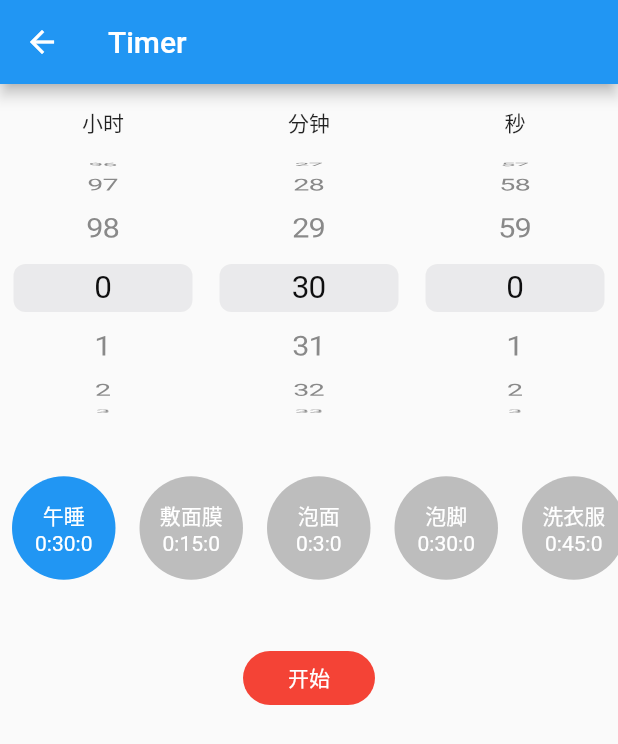
After one commit to JKXY/flutter_first_demo, a Flutter app: the TimerPage screen opened directly, on a phone screen of 412 x 824 dp. The commit adds this screen. Shown: the top 744 px of the screen. Run offline on Flutter 3.47's test engine with Material 2 defaults, Android fonts, the phone set to English and light mode, and no system bars; our stand-ins replace fluttertoast, share, shared_preferences, sqflite, webview_flutter; missing offline and left inert: flutter_barcode_scanner; accounts and stored records are empty; network calls fail.

Commit message:
实现定时器-选择时间页面

```diff
--- /dev/null
+++ b/lib/bean/timerTemplateBean.dart
@@ -0,0 +1,11 @@
+
+
+class TimerTemplateBean {
+  String name;
+  int hour;
+  int minute;
+  int second;
+
+  TimerTemplateBean(
+      {this.name, this.hour = 0, this.minute = 0, this.second = 0});
+}
--- a/lib/res/strings.dart
+++ b/lib/res/strings.dart
@@ -26,5 +26,10 @@ class Strings{
   static const String todo = "TODO";
   static const String todo_tip = "请输入TODO事项";
   static const String my_name = "JKXY";
+  static const String timer = "Timer";
+  static const String hour = "小时";
+  static const String minute = "分钟";
+  static const String second = "秒";
+  static const String start = "开始";
 
 }
--- a/lib/ui/main_page.dart
+++ b/lib/ui/main_page.dart
@@ -2,6 +2,7 @@ import 'dart:convert';
 
 import 'package:FlutterDemo/bean/wanandroidBean.dart';
 import 'package:FlutterDemo/res/fonts/AntdIcons.dart';
+import 'package:FlutterDemo/ui/timer_page.dart';
 import 'package:FlutterDemo/ui/todo_page.dart';
 import 'package:flutter/cupertino.dart';
 import 'package:flutter/material.dart';
@@ -150,7 +151,11 @@ class MainPageState extends State<MainPage> {
               Icon(Icons.all_inclusive, color: Theme.of(context).primaryColor),
           onPressed: _toTodoPage,
         ),
-        Icon(Icons.favorite_border, color: Theme.of(context).primaryColor)
+        IconButton(
+          icon:
+          Icon(Icons.timer, color: Theme.of(context).primaryColor),
+          onPressed: _toTimerPage,
+        )
       ],
     ));
   }
@@ -166,6 +171,13 @@ class MainPageState extends State<MainPage> {
     Navigator.of(context)
         .push(new MaterialPageRoute(builder: (BuildContext context) {
       return TodoPage();
+    }));
+  }
+
+  void _toTimerPage() {
+    Navigator.of(context)
+        .push(new MaterialPageRoute(builder: (BuildContext context) {
+      return TimerPage();
     }));
   }
 
--- a/lib/ui/pocket_book_page.dart
+++ b/lib/ui/pocket_book_page.dart
@@ -320,7 +320,6 @@ class PocaketBookState extends State<PocaketBookPage> {
 
   String _formatDate(String date) {
     var dateList = date.split('.');
-    print(dateList);
     if (dateList.length == 3) {
       var time = DateTime.now();
       if (time.year == int.tryParse(dateList[0])) {
--- /dev/null
+++ b/lib/ui/timer_page.dart
@@ -0,0 +1,199 @@
+import 'package:FlutterDemo/bean/timerTemplateBean.dart';
+import 'package:FlutterDemo/res/strings.dart';
+import 'package:flutter/cupertino.dart';
+import 'package:flutter/material.dart';
+
+class TimerPage extends StatefulWidget {
+  @override
+  State<StatefulWidget> createState() => TimerState();
+}
+
+class TimerState extends State<TimerPage> {
+  var _hourController = FixedExtentScrollController();
+  var _minuteController = FixedExtentScrollController();
+  var _secondController = FixedExtentScrollController();
+
+  @override
+  void initState() {
+    super.initState();
+    WidgetsBinding.instance.addPostFrameCallback(_afterLayout);
+  }
+
+  _afterLayout(_) {
+    setState(() {
+      _updataTimerView(0);
+    });
+  }
+
+  @override
+  Widget build(BuildContext context) {
+    return Scaffold(
+      appBar: AppBar(title: Text(Strings.timer)),
+      body: _getBody(),
+    );
+  }
+
+  _getBody() {
+    return Container(
+        child: Column(
+      children: <Widget>[
+        Row(
+          mainAxisSize: MainAxisSize.max,
+          children: <Widget>[
+            Expanded(
+                child: Padding(
+              padding: EdgeInsets.only(top: 15),
+              child: Center(child: Text(Strings.hour)),
+            )),
+            Expanded(
+                child: Padding(
+              padding: EdgeInsets.only(top: 15),
+              child: Center(child: Text(Strings.minute)),
+            )),
+            Expanded(
+                child: Padding(
+              padding: EdgeInsets.only(top: 15),
+              child: Center(child: Text(Strings.second)),
+            )),
+          ],
+        ),
+        Row(
+          mainAxisSize: MainAxisSize.max,
+          children: <Widget>[
+            Expanded(
+              child: SizedBox(
+                height: 200,
+                child: CupertinoPicker(
+                    scrollController: _hourController,
+                    backgroundColor: Colors.transparent,
+                    itemExtent: 32,
+                    onSelectedItemChanged: null,
+                    looping: true,
+                    squeeze: 1,
+                    children: List.generate(99, (index) {
+                      return Center(child: Text("${index}"));
+                    })),
+              ),
+            ),
+            Expanded(
+              child: SizedBox(
+                height: 200,
+                child: CupertinoPicker(
+                    scrollController: _minuteController,
+                    backgroundColor: Colors.transparent,
+                    itemExtent: 32,
+                    onSelectedItemChanged: null,
+                    looping: true,
+                    squeeze: 1,
+                    children: List.generate(60, (index) {
+                      return Center(child: Text("${index}"));
+                    })),
+              ),
+            ),
+            Expanded(
+                child: SizedBox(
+              height: 200,
+              child: CupertinoPicker(
+                  scrollController: _secondController,
+                  backgroundColor: Colors.transparent,
+                  itemExtent: 32,
+                  onSelectedItemChanged: null,
+                  looping: true,
+                  squeeze: 1,
+                  children: List.generate(60, (index) {
+                    return Center(child: Text("${index}"));
+                  })),
+            ))
+          ],
+        ),
+        SizedBox(
+          height: 120,
+          child: ListView.builder(
+              itemExtent: 85,
+              itemCount: templateData.length,
+              scrollDirection: Axis.horizontal,
+              itemBuilder: (context, index) {
+                return GestureDetector(
+                  child: Container(
+                      margin: EdgeInsets.all(8),
+                      child: Center(
+                        child: Column(
+                          mainAxisSize: MainAxisSize.min,
+                          children: <Widget>[
+                            Text("${templateData[index].name}",
+                                style: TextStyle(color: Colors.white)),
+                            Text(
+                                "${templateData[index].hour}:${templateData[index].minute}:${templateData[index].second}",
+                                style: TextStyle(color: Colors.white))
+                          ],
+                        ),
+                      ),
+                      decoration: BoxDecoration(
+                          color: currTemplate == index
+                              ? Theme.of(context).primaryColor
+                              : (Theme.of(context).brightness == Brightness.dark
+                                  ? Colors.white10
+                                  : Colors.grey[400]),
+                          shape: BoxShape.circle)),
+                  onTap: () {
+                    setState(() {
+                      _updataTimerView(index);
+                      currTemplate = index;
+                    });
+                  },
+                );
+              }),
+        ),
+        Container(
+          height: 80,
+          alignment: Alignment.center,
+          child: FlatButton(
+            onPressed: () {},
+            child: Text(
+              Strings.start,
+              style: TextStyle(color: Colors.white),
+            ),
+            color: Colors.red,
+            shape: RoundedRectangleBorder(
+                borderRadius: BorderRadius.all(Radius.circular(25))),
+          ),
+        )
+      ],
+    ));
+  }
+
+  _updataTimerView(int index) {
+    if (_hourController.selectedItem != templateData[index].hour) {
+      _hourController.animateToItem(templateData[index].hour,
+          duration: Duration(milliseconds: 500), curve: Curves.linear);
+    }
+    if (_minuteController.selectedItem != templateData[index].minute) {
+      _minuteController.animateToItem(templateData[index].minute,
+          duration: Duration(milliseconds: 500), curve: Curves.linear);
+    }
+    if (_secondController.selectedItem != templateData[index].second) {
+      _secondController.animateToItem(templateData[index].second,
+          duration: Duration(milliseconds: 500), curve: Curves.linear);
+    }
+  }
+
+  var currTemplate = 0;
+  var templateData = [
+    TimerTemplateBean(name: "午睡", minute: 30),
+    TimerTemplateBean(name: "敷面膜", minute: 15),
+    TimerTemplateBean(name: "泡面", minute: 3),
+    TimerTemplateBean(name: "泡脚", minute: 30),
+    TimerTemplateBean(name: "洗衣服", minute: 45),
+    TimerTemplateBean(name: "刷牙", minute: 3),
+    TimerTemplateBean(name: "煮饭", minute: 30),
+    TimerTemplateBean(name: "泡面", minute: 3)
+  ];
+
+  @override
+  void dispose() {
+    _hourController.dispose();
+    _minuteController.dispose();
+    _secondController.dispose();
+    super.dispose();
+  }
+}
```
